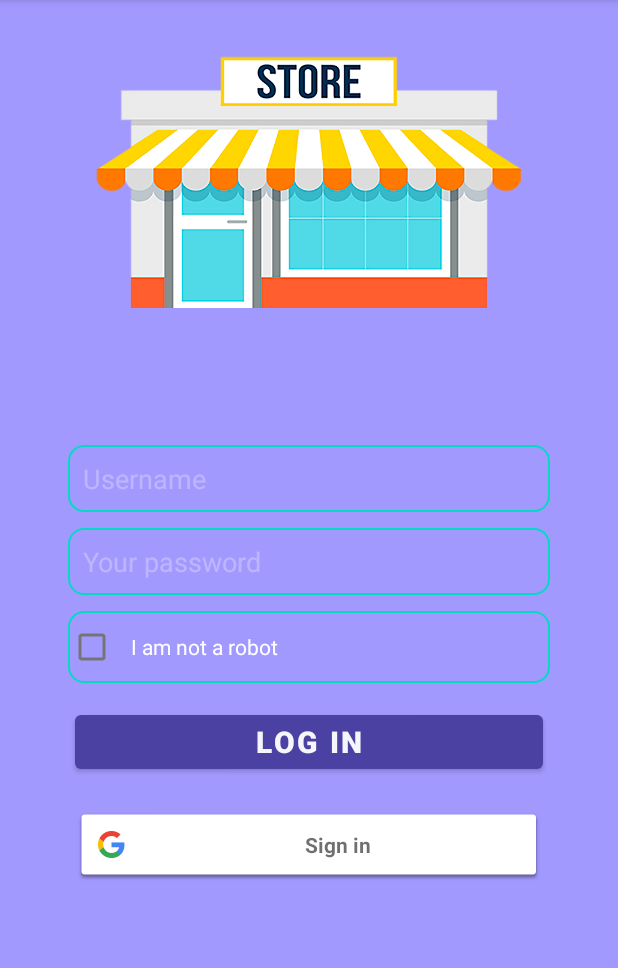
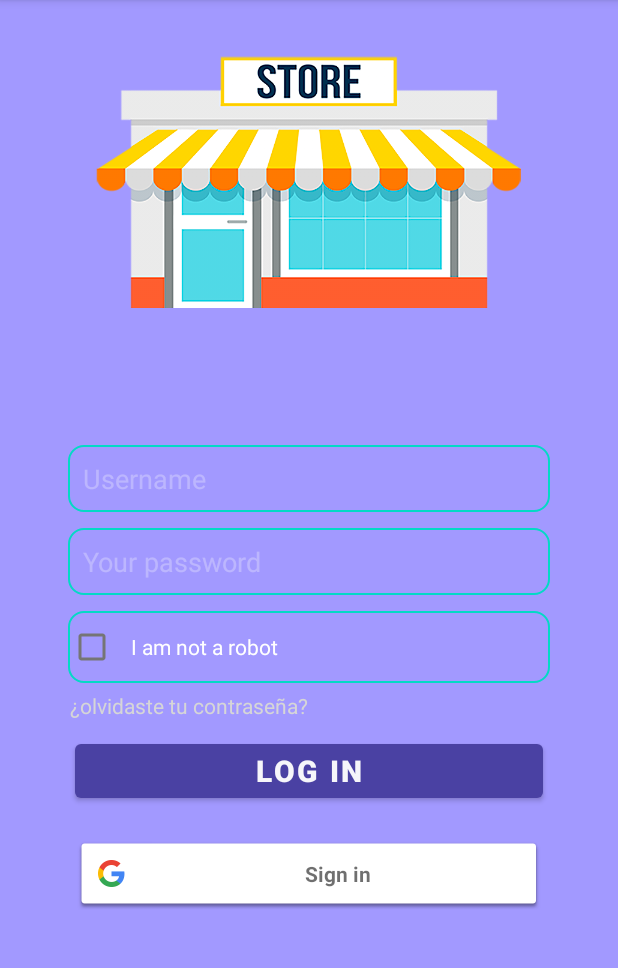
Before and after one commit to sergiorobledoo/Store7App, an Android app: the LoginActivity screen opened directly, with no data from a screen before it, on a phone screen of 412 x 824 dp, the part 84-1052 px from its top. Run offline under Robolectric (Android 15) with nearby library versions, the phone set to English and light mode, and no system bars.

Commit message:
actualizacion por sergio

```diff
--- a/app/src/main/java/com/example/store7app/LoginActivity.kt
+++ b/app/src/main/java/com/example/store7app/LoginActivity.kt
@@ -60,6 +60,16 @@ class LoginActivity : AppCompatActivity() {
 
             startActivityForResult(signInIntent, RC_SIGN_IN)
         }
+        var textView: TextView = findViewById(R.id.forgotpass)
+        textView.setOnClickListener { view ->
+
+
+            val loginActivity = Intent(this, resetpassword::class.java)
+            startActivity(loginActivity)
+
+        }
+
+
 
         // Register the onClick listener with the implementation above
         button.setOnClickListener { view ->
--- a/app/src/main/java/com/example/store7app/MainActivity.kt
+++ b/app/src/main/java/com/example/store7app/MainActivity.kt
@@ -36,7 +36,7 @@ class MainActivity : AppCompatActivity() {
 
     }
 
-   /* fun registro(view: android.view.View) {
+  /* fun registro(view: android.view.View) {
 
         Toast.makeText(getApplicationContext(),"hola ",Toast.LENGTH_LONG).show()
         val registro = Intent(this, FormActivity::class.java)
--- a/app/src/main/java/com/example/store7app/MarkerActivity.kt
+++ b/app/src/main/java/com/example/store7app/MarkerActivity.kt
@@ -48,4 +48,5 @@ class MarkerActivity : AppCompatActivity() {
             startActivity(marker)
         }
 
-        }}
+        }
+}
--- a/app/src/main/res/layout/activity_login.xml
+++ b/app/src/main/res/layout/activity_login.xml
@@ -84,6 +84,13 @@
             android:textColor="@color/white"
             android:layout_margin="5dp"/>
 
+        <TextView
+            android:id="@+id/forgotpass"
+            android:layout_width="match_parent"
+            android:layout_height="wrap_content"
+            android:clickable="true"
+            android:textColor="@color/com_facebook_blue"
+            android:text="  ¿olvidaste tu contraseña?" />
         <Button
             android:id="@+id/ingreso"
             android:layout_width="match_parent"
```
Also changed, not shown: app/src/main/AndroidManifest.xml (+9 -3 lines), app/src/main/java/com/example/store7app/resetpassword.kt (added, +11 -0 lines), app/src/main/res/layout/activity_reset_password.xml (added, +55 -0 lines), app/src/main/res/drawable/logo.png (added).
